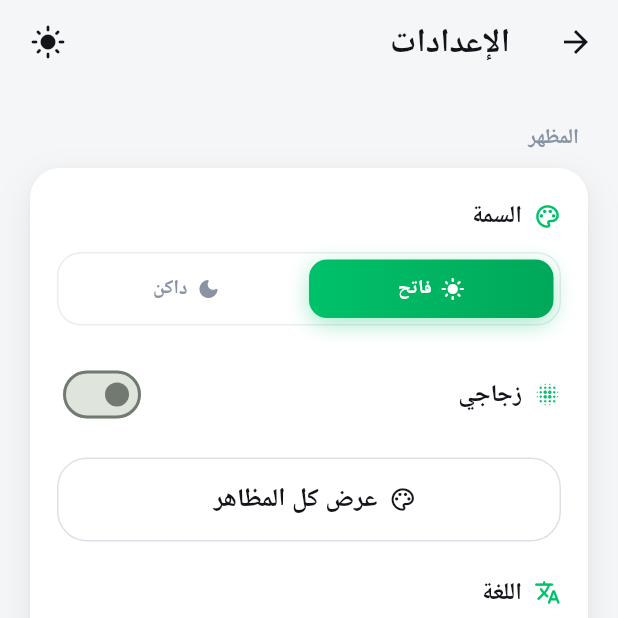
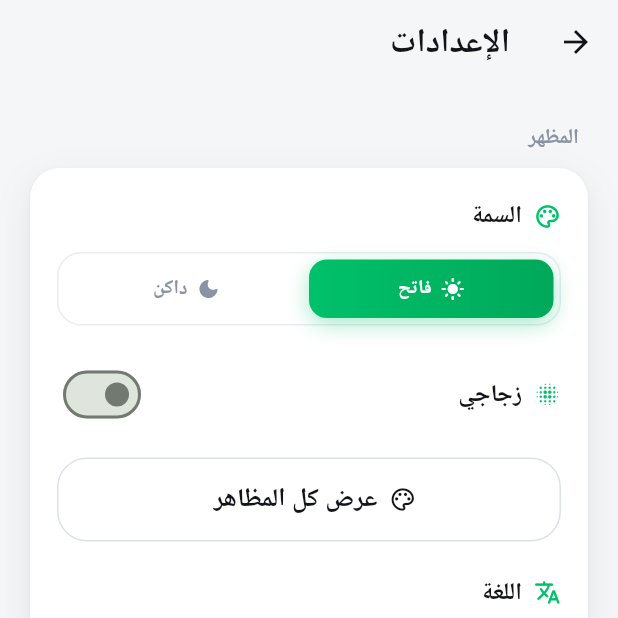
Before and after one commit to MahmoudMuslim/streetbite_capstone, a Flutter app: the SettingsScreen screen opened by its route, after a tap on "العربية", on a phone screen of 412 x 824 dp, the top half of it. Run offline on Flutter 3.47's test engine with Material 3 defaults, Android fonts, the phone set to English and light mode, and no system bars; our stand-ins replace bloc, cached_network_image, cloud_firestore, device_info_plus, dio, equatable and 9 more; missing offline and left inert: liquid_glass_widgets; accounts and stored records are empty; network calls fail.

Commit message:
Clear the theme and language toggles out of the app bars
Both controls sat in the top-right of Home, Settings, Profile, Meal Details and
Order Details, so every screen carried two pieces of chrome that had nothing to
do with what the shopper was looking at — and on Home they pushed the map and
cart, the two actions that actually move an order along, off the edge.

Nothing is lost by the move: Settings already owns an Appearance section with a
Theme picker plus "See all appearances", and Profile already owns a Language
row, so brightness and locale stay one tap away on the screens that are about
preferences rather than about food. Dropping the duplicates also deletes the
hand-tuned OutlinedButton style Home was carrying just to make the EN chip sit
in an app bar.

Login and Signup keep their pair. A shopper who cannot read the surrounding
language has no profile to walk to yet, so the app bar is the only reachable
switch before the first sign-in.

Verified on the Redmi Note 14: Home shows map + cart only, Meal Details and
Settings show back + title only, Profile shows a bare title, and the EN chip
survives exactly once, inside the Language row. Analyze and all 68 tests pass.

```diff
--- a/flutter_app/lib/presentation/screens/home/meal_details_screen.dart
+++ b/flutter_app/lib/presentation/screens/home/meal_details_screen.dart
@@ -18,7 +18,6 @@ import '../../widgets/cart_badge.dart';
 import '../../widgets/cart_line_action.dart';
 import '../../widgets/meta_pill.dart';
 import '../../widgets/semantic_id.dart';
-import '../../widgets/theme_toggle_button.dart';
 
 /// Full description of a single meal.
 ///
@@ -39,7 +38,6 @@ class MealDetailsScreen extends StatelessWidget {
       appBar: AppBar(
         title: Text(context.l10n.mealDetails),
         actions: [
-          const ThemeToggleButton(),
           IconButton(
             key: const ValueKey('details_open_cart_button'),
             onPressed: () => Navigator.of(context).pushNamed(AppRoutes.cart),
--- a/flutter_app/lib/presentation/screens/orders/order_details_screen.dart
+++ b/flutter_app/lib/presentation/screens/orders/order_details_screen.dart
@@ -16,7 +16,6 @@ import '../../widgets/app_surface.dart';
 import '../../widgets/cart_badge.dart';
 import '../../widgets/empty_state_view.dart';
 import '../../widgets/semantic_id.dart';
-import '../../widgets/theme_toggle_button.dart';
 
 /// The receipt behind a row in the Orders tab (and in the Profile history).
 ///
@@ -42,7 +41,6 @@ class OrderDetailsScreen extends StatelessWidget {
       appBar: AppBar(
         title: Text(context.l10n.orderDetails),
         actions: [
-          const ThemeToggleButton(),
           IconButton(
             key: const ValueKey('order_details_open_cart_button'),
             onPressed: () => Navigator.of(context).pushNamed(AppRoutes.cart),
--- a/flutter_app/lib/presentation/screens/profile/profile_screen.dart
+++ b/flutter_app/lib/presentation/screens/profile/profile_screen.dart
@@ -118,10 +118,7 @@ class _ProfileViewState extends State<_ProfileView> {
   Widget build(BuildContext context) {
     return Scaffold(
       extendBody: true,
-      appBar: AppBar(
-        title: Text(context.l10n.profile),
-        actions: const [LanguageToggleButton(), SizedBox(width: 8)],
-      ),
+      appBar: AppBar(title: Text(context.l10n.profile)),
       body: BlocListener<ProfileCubit, ProfileState>(
         listener: (context, state) {
           if (state.messageKey == null) return;
--- a/flutter_app/lib/presentation/screens/settings/settings_screen.dart
+++ b/flutter_app/lib/presentation/screens/settings/settings_screen.dart
@@ -16,7 +16,6 @@ import '../../widgets/app_segmented_picker.dart';
 import '../../widgets/app_surface.dart';
 import '../../widgets/settings_row.dart';
 import '../../widgets/theme_options_sheet.dart';
-import '../../widgets/theme_toggle_button.dart';
 
 /// Appearance + security preferences.
 ///
@@ -53,10 +52,7 @@ class _SettingsScreenState extends State<SettingsScreen> {
   @override
   Widget build(BuildContext context) {
     return Scaffold(
-      appBar: AppBar(
-        title: Text(context.l10n.settings),
-        actions: const [ThemeToggleButton(), SizedBox(width: 8)],
-      ),
+      appBar: AppBar(title: Text(context.l10n.settings)),
       body: SafeArea(
         child: SingleChildScrollView(
           child: Responsive.constrainWidth(
```
Also changed, not shown: flutter_app/lib/presentation/screens/home/home_screen.dart (+0 -24 lines).
